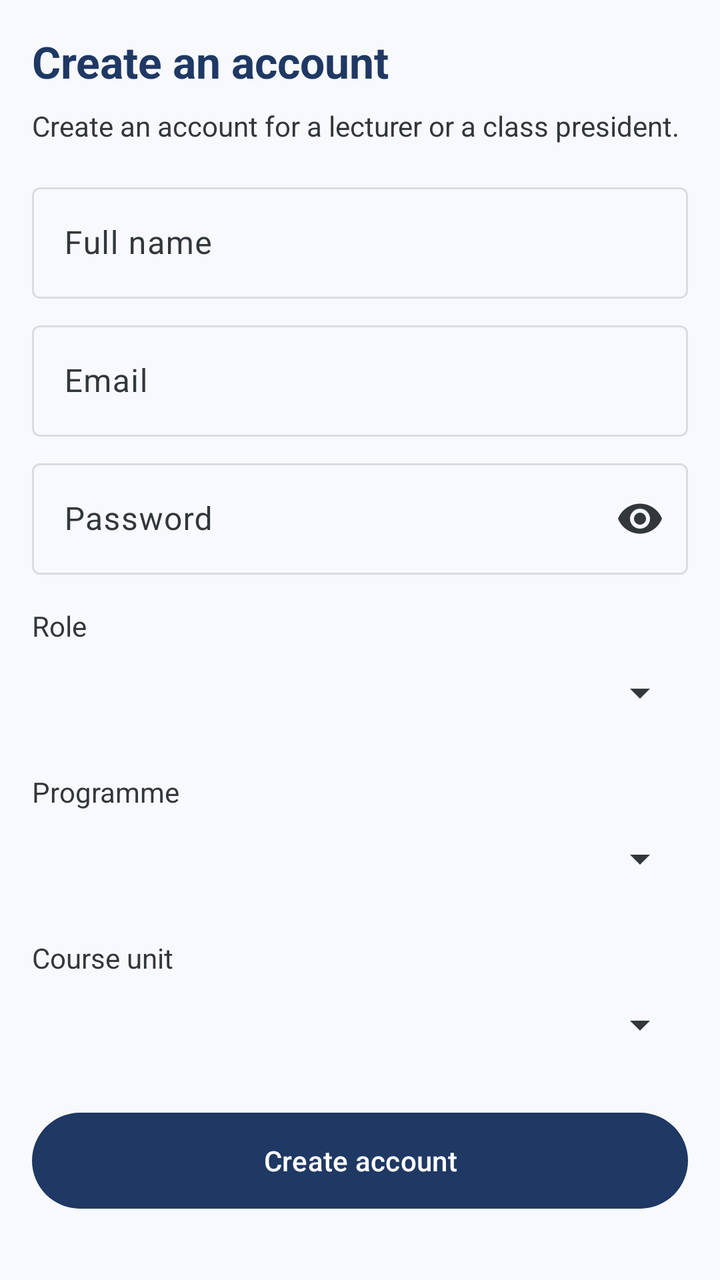
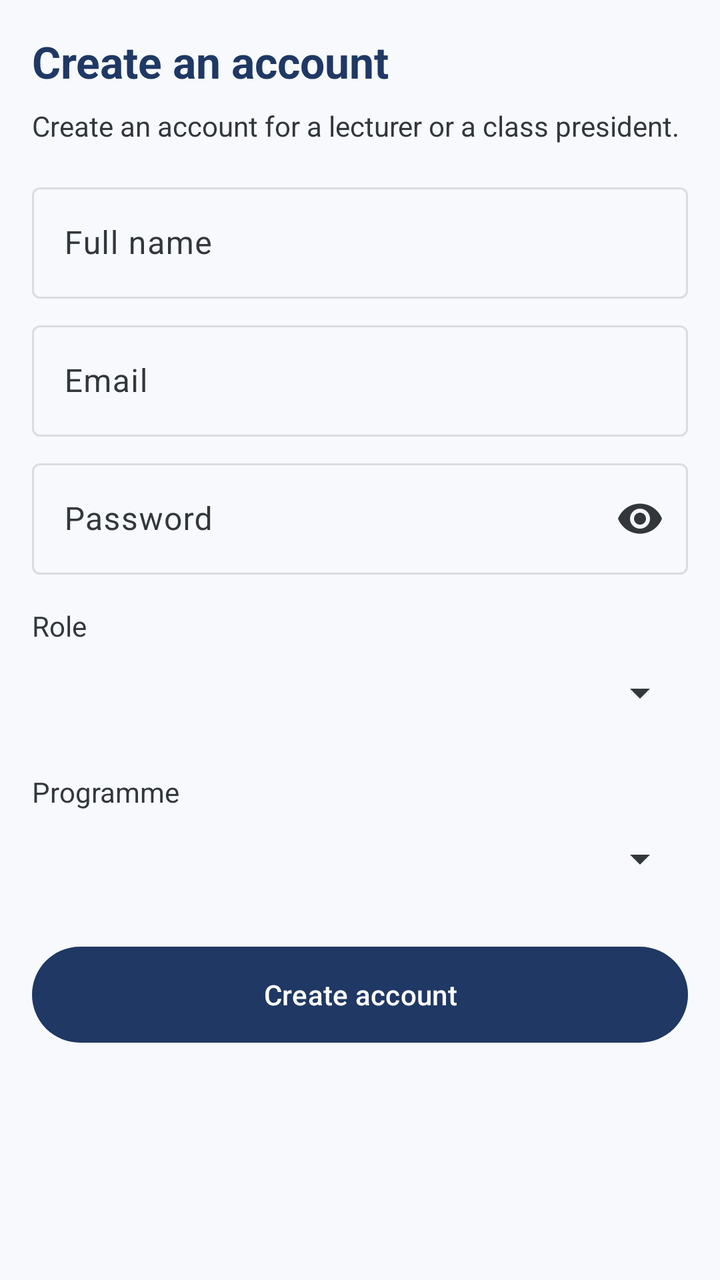

An Android layout rendered at two revisions. The XML below is the earlier revision; the diff shows what the commit changed to produce the second picture.
<!-- AndroidManifest.xml: application theme Theme.UniLib -->
<!-- res/layout/activity_add_account.xml -->
<?xml version="1.0" encoding="utf-8"?>
<ScrollView xmlns:android="http://schemas.android.com/apk/res/android"
    xmlns:app="http://schemas.android.com/apk/res-auto"
    android:layout_width="match_parent"
    android:layout_height="match_parent"
    android:background="@color/unilib_surface"
    android:fillViewport="true">

    <LinearLayout
        android:layout_width="match_parent"
        android:layout_height="wrap_content"
        android:orientation="vertical"
        android:padding="@dimen/spacing_m">

        <TextView
            android:layout_width="match_parent"
            android:layout_height="wrap_content"
            android:text="@string/add_account_title"
            android:textColor="@color/unilib_primary"
            android:textSize="@dimen/text_heading"
            android:textStyle="bold" />

        <TextView
            android:layout_width="match_parent"
            android:layout_height="wrap_content"
            android:layout_marginTop="@dimen/spacing_s"
            android:text="@string/add_account_intro"
            android:textColor="@color/unilib_text_secondary"
            android:textSize="@dimen/text_secondary" />

        <com.google.android.material.textfield.TextInputLayout
            android:id="@+id/tilName"
            android:layout_width="match_parent"
            android:layout_height="wrap_content"
            android:layout_marginTop="@dimen/spacing_m"
            android:hint="@string/hint_name">

            <com.google.android.material.textfield.TextInputEditText
                android:id="@+id/etName"
                android:layout_width="match_parent"
                android:layout_height="wrap_content"
                android:autofillHints="name"
                android:imeOptions="actionNext"
                android:inputType="textPersonName|textCapWords"
                android:maxLines="1" />
        </com.google.android.material.textfield.TextInputLayout>

        <com.google.android.material.textfield.TextInputLayout
            android:id="@+id/tilEmail"
            android:layout_width="match_parent"
            android:layout_height="wrap_content"
            android:layout_marginTop="@dimen/spacing_s"
            android:hint="@string/hint_email">

            <com.google.android.material.textfield.TextInputEditText
                android:id="@+id/etEmail"
                android:layout_width="match_parent"
                android:layout_height="wrap_content"
                android:autofillHints="emailAddress"
                android:imeOptions="actionNext"
                android:inputType="textEmailAddress"
                android:maxLines="1" />
        </com.google.android.material.textfield.TextInputLayout>

        <com.google.android.material.textfield.TextInputLayout
            android:id="@+id/tilPassword"
            android:layout_width="match_parent"
            android:layout_height="wrap_content"
            android:layout_marginTop="@dimen/spacing_s"
            android:hint="@string/hint_new_password"
            app:endIconMode="password_toggle">

            <com.google.android.material.textfield.TextInputEditText
                android:id="@+id/etPassword"
                android:layout_width="match_parent"
                android:layout_height="wrap_content"
                android:autofillHints="newPassword"
                android:imeOptions="actionNext"
                android:inputType="textPassword"
                android:maxLines="1" />
        </com.google.android.material.textfield.TextInputLayout>

        <TextView
            android:layout_width="wrap_content"
            android:layout_height="wrap_content"
            android:layout_marginTop="@dimen/spacing_m"
            android:text="@string/label_new_role"
            android:textColor="@color/unilib_text_secondary"
            android:textSize="@dimen/text_secondary" />

        <Spinner
            android:id="@+id/spRole"
            android:layout_width="match_parent"
            android:layout_height="48dp" />

        <TextView
            android:layout_width="wrap_content"
            android:layout_height="wrap_content"
            android:layout_marginTop="@dimen/spacing_m"
            android:text="@string/label_program"
            android:textColor="@color/unilib_text_secondary"
            android:textSize="@dimen/text_secondary" />

        <Spinner
            android:id="@+id/spProgram"
            android:layout_width="match_parent"
            android:layout_height="48dp" />

        <TextView
            android:layout_width="wrap_content"
            android:layout_height="wrap_content"
            android:layout_marginTop="@dimen/spacing_m"
            android:text="@string/label_course"
            android:textColor="@color/unilib_text_secondary"
            android:textSize="@dimen/text_secondary" />

        <Spinner
            android:id="@+id/spCourse"
            android:layout_width="match_parent"
            android:layout_height="48dp" />

        <Button
            android:id="@+id/btnCreate"
            android:layout_width="match_parent"
            android:layout_height="56dp"
            android:layout_marginTop="@dimen/spacing_m"
            android:text="@string/add_account_create" />

        <ProgressBar
            android:id="@+id/progress"
            android:layout_width="wrap_content"
            android:layout_height="wrap_content"
            android:layout_gravity="center_horizontal"
            android:layout_marginTop="@dimen/spacing_s"
            android:visibility="gone" />
    </LinearLayout>
</ScrollView>
<!-- resources referenced by this layout -->
<resources>
  <color name="unilib_primary">#1F3864</color>
  <color name="unilib_surface">#F7F9FC</color>
  <color name="unilib_text_secondary">#32373C</color>
  <dimen name="spacing_m">16dp</dimen>
  <dimen name="spacing_s">8dp</dimen>
  <dimen name="text_heading">22sp</dimen>
  <dimen name="text_secondary">14sp</dimen>
  <string name="add_account_create">Create account</string>
  <string name="add_account_intro">Create an account for a lecturer or a class president.</string>
  <string name="add_account_title">Create an account</string>
  <string name="hint_email">Email</string>
  <string name="hint_name">Full name</string>
  <string name="hint_new_password">Password</string>
  <string name="label_course">Course unit</string>
  <string name="label_new_role">Role</string>
  <string name="label_program">Programme</string>
  <style name="Theme.UniLib" parent="Base.Theme.UniLib" />
  <style name="Base.Theme.UniLib" parent="Theme.Material3.Light.NoActionBar">
          <item name="colorPrimary">@color/unilib_primary</item>
          <item name="colorOnPrimary">@android:color/white</item>
          <item name="colorPrimaryContainer">@color/unilib_primary_container</item>
          <item name="colorOnPrimaryContainer">@color/unilib_on_container</item>
  
          <item name="colorSecondary">@color/unilib_accent</item>
          <item name="colorOnSecondary">@android:color/white</item>
          <item name="colorSecondaryContainer">@color/unilib_accent_container</item>
          <item name="colorOnSecondaryContainer">@color/unilib_on_container</item>
  
          <item name="colorSurface">@color/unilib_surface</item>
          <item name="colorOnSurface">@color/unilib_text</item>
          <item name="colorSurfaceVariant">@color/unilib_surface</item>
          <item name="colorOnSurfaceVariant">@color/unilib_text_secondary</item>
          <item name="colorSurfaceContainerLowest">@color/unilib_card</item>
          <item name="colorSurfaceContainerLow">@color/unilib_card</item>
          <item name="colorSurfaceContainer">@color/unilib_card</item>
          <item name="colorSurfaceContainerHigh">@color/unilib_card</item>
          <item name="colorSurfaceContainerHighest">@color/unilib_card</item>
  
          <item name="colorOutline">@color/unilib_divider</item>
          <item name="colorOutlineVariant">@color/unilib_divider</item>
  
          <item name="colorError">@color/unilib_error</item>
          <item name="colorOnError">@android:color/white</item>
          <item name="colorErrorContainer">@color/unilib_error_container</item>
          <item name="colorOnErrorContainer">@color/unilib_error</item>
  
          <item name="android:colorBackground">@color/unilib_surface</item>
          <item name="android:textColorPrimary">@color/unilib_text</item>
          <item name="android:textColorSecondary">@color/unilib_text_secondary</item>
          <item name="android:textColorHint">@color/unilib_text_secondary</item>
          <item name="android:colorControlActivated">@color/unilib_accent</item>
          <item name="android:colorControlHighlight">@color/unilib_divider</item>
          <item name="android:windowBackground">@color/unilib_surface</item>
      </style>
  <color name="unilib_primary_container">#D9E2F3</color>
  <color name="unilib_on_container">#12294D</color>
  <color name="unilib_accent">#094064</color>
  <color name="unilib_accent_container">#DCE8F5</color>
  <color name="unilib_text">#1C1B1F</color>
  <color name="unilib_card">#FFFFFF</color>
  <color name="unilib_divider">#DADCE0</color>
  <color name="unilib_error">#8F1E19</color>
  <color name="unilib_error_container">#F9DEDC</color>
</resources>

<!-- the commit's change to res/layout/activity_add_account.xml (unified diff, before → after) -->
@@ -106,19 +106,6 @@
             android:layout_width="match_parent"
             android:layout_height="48dp" />
 
-        <TextView
-            android:layout_width="wrap_content"
-            android:layout_height="wrap_content"
-            android:layout_marginTop="@dimen/spacing_m"
-            android:text="@string/label_course"
-            android:textColor="@color/unilib_text_secondary"
-            android:textSize="@dimen/text_secondary" />
-
-        <Spinner
-            android:id="@+id/spCourse"
-            android:layout_width="match_parent"
-            android:layout_height="48dp" />
-
         <Button
             android:id="@+id/btnCreate"
             android:layout_width="match_parent"
<!-- resource entries referenced after the edit -->
@@ -13,7 +13,6 @@
   <string name="hint_email">Email</string>
   <string name="hint_name">Full name</string>
   <string name="hint_new_password">Password</string>
-  <string name="label_course">Course unit</string>
   <string name="label_new_role">Role</string>
   <string name="label_program">Programme</string>
   <style name="Theme.UniLib" parent="Base.Theme.UniLib" />
